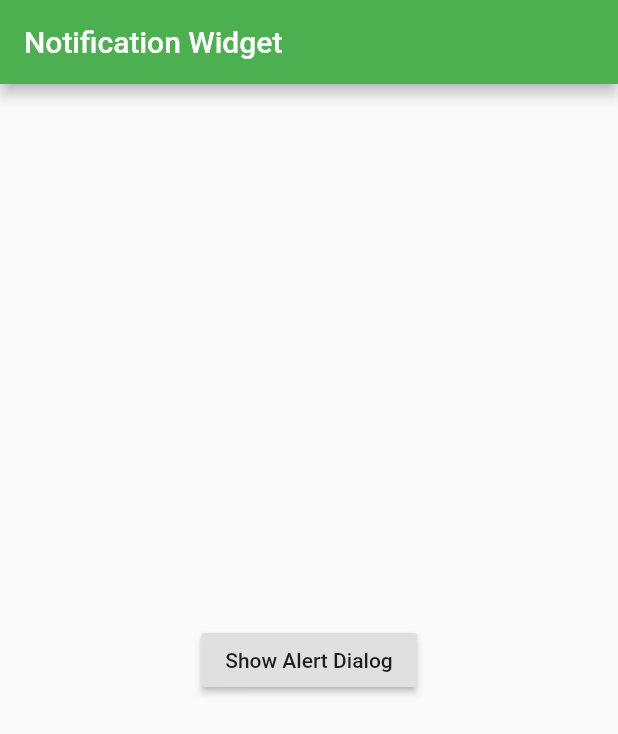
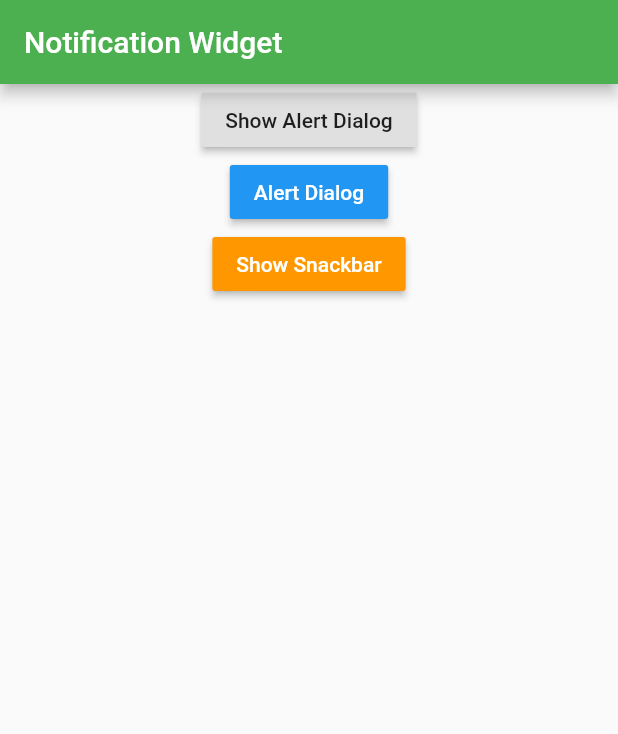
Before and after one commit to dunprek/udacoding_happy_flutter, a Flutter app: the screen it shows after launch, on a phone screen of 412 x 824 dp. Shown: the top 734 px of the screen. Run offline on Flutter 3.47's test engine with Material 2 defaults, Android fonts, the phone set to English and light mode, and no system bars.

Commit message:
snackbar

```diff
--- a/lib/main.dart
+++ b/lib/main.dart
@@ -21,19 +21,25 @@ class MyApp extends StatelessWidget {
         // is not restarted.
         primarySwatch: Colors.blue,
       ),
-      home: PageAlertWidget(),
+      home: PageAlertDialog(),
       debugShowCheckedModeBanner: false,
     );
   }
 }
 
-class PageAlertWidget extends StatefulWidget {
+class PageAlertDialog extends StatefulWidget {
   @override
-  _PageAlertWidgetState createState() => _PageAlertWidgetState();
+  _PageAlertDialogState createState() => _PageAlertDialogState();
 }
 
-class _PageAlertWidgetState extends State<PageAlertWidget> {
+class _PageAlertDialogState extends State<PageAlertDialog> {
+  final GlobalKey<ScaffoldState> _key = new GlobalKey<ScaffoldState>();
   SimpleDialog simpleDialog;
+
+  void showSnackbar() {
+    _key.currentState
+        .showSnackBar(new SnackBar(content: new Text('This is Snackbar')));
+  }
 
   void showSimpleDialog() {
     simpleDialog = new SimpleDialog(
@@ -59,7 +65,29 @@ class _PageAlertWidgetState extends State<PageAlertWidget> {
         )
       ],
     );
-    showDialog(context: context,child: simpleDialog);
+    showDialog(context: context, child: simpleDialog);
+  }
+
+  void showAlertDialog() {
+    showDialog(
+        context: context,
+        child: new AlertDialog(
+          title: Text('Warning'),
+          content: Text('Anda yakin ingin keluar?'),
+          actions: <Widget>[
+            new IconButton(
+                icon: Icon(Icons.close),
+                onPressed: () {
+                  Navigator.pop(context);
+                }),
+            new IconButton(
+                icon: Icon(Icons.check),
+                color: Colors.green,
+                onPressed: () {
+                  Navigator.pop(context);
+                }),
+          ],
+        ));
   }
 
   @override
@@ -69,12 +97,33 @@ class _PageAlertWidgetState extends State<PageAlertWidget> {
         title: new Text('Notification Widget'),
         backgroundColor: Colors.green,
       ),
+      key: _key,
       body: new Center(
-        child: RaisedButton(
-          onPressed: () {
-            showSimpleDialog();
-          },
-          child: new Text('Show Alert Dialog'),
+        child: new Column(
+          children: <Widget>[
+            new RaisedButton(
+              onPressed: () {
+                showSimpleDialog();
+              },
+              child: new Text('Show Alert Dialog'),
+            ),
+            new MaterialButton(
+              onPressed: () {
+                showAlertDialog();
+              },
+              child: Text('Alert Dialog'),
+              color: Colors.blue,
+              textColor: Colors.white,
+            ),
+            new MaterialButton(
+              onPressed: () {
+                showSnackbar();
+              },
+              child: Text('Show Snackbar'),
+              color: Colors.orange,
+              textColor: Colors.white,
+            )
+          ],
         ),
       ),
     );
```
